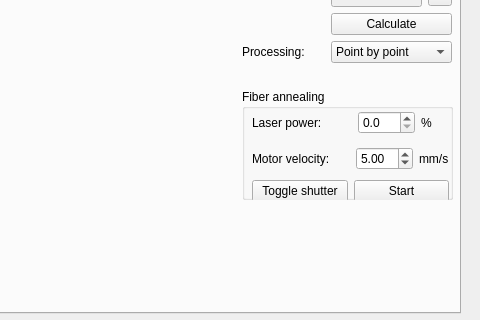
Above: ui/IM.ui from al509/LabSoft before the change; both pictures show x 320 to 800 and y 127 to 447 of the 800 by 600 pixel window. Below: the same form after it.
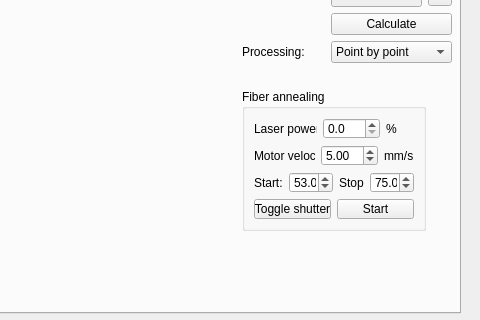
That is the form after the change.

Diff of the .ui file:
```diff
--- a/ui/IM.ui
+++ b/ui/IM.ui
@@ -358,23 +358,14 @@
        <rect>
         <x>320</x>
         <y>150</y>
-        <width>211</width>
-        <height>111</height>
+        <width>184</width>
+        <height>142</height>
        </rect>
       </property>
       <property name="title">
        <string>Fiber annealing</string>
       </property>
-      <widget class="QWidget" name="verticalLayoutWidget_2">
-       <property name="geometry">
-        <rect>
-         <x>10</x>
-         <y>19</y>
-         <width>197</width>
-         <height>94</height>
-        </rect>
-       </property>
-       <layout class="QVBoxLayout" name="annealLayout">
+      <layout class="QVBoxLayout" name="verticalLayout">
         <item>
          <layout class="QHBoxLayout" name="annealPowerLayout" stretch="1,0,0">
           <property name="spacing">
@@ -440,6 +431,62 @@
           </item>
          </layout>
         </item>
+       <item>
+        <layout class="QHBoxLayout" name="horizontalLayout">
+         <item>
+          <widget class="QLabel" name="annealVelocityLabel_2">
+           <property name="text">
+            <string>Start:</string>
+           </property>
+          </widget>
+         </item>
+         <item>
+          <widget class="QDoubleSpinBox" name="annealStartPos">
+           <property name="decimals">
+            <number>1</number>
+           </property>
+           <property name="minimum">
+            <double>51.000000000000000</double>
+           </property>
+           <property name="maximum">
+            <double>77.000000000000000</double>
+           </property>
+           <property name="singleStep">
+            <double>0.100000000000000</double>
+           </property>
+           <property name="value">
+            <double>53.000000000000000</double>
+           </property>
+          </widget>
+         </item>
+         <item>
+          <widget class="QLabel" name="annealVelocityLabel_3">
+           <property name="text">
+            <string>Stop</string>
+           </property>
+          </widget>
+         </item>
+         <item>
+          <widget class="QDoubleSpinBox" name="annealStopPos">
+           <property name="decimals">
+            <number>1</number>
+           </property>
+           <property name="minimum">
+            <double>51.000000000000000</double>
+           </property>
+           <property name="maximum">
+            <double>77.000000000000000</double>
+           </property>
+           <property name="singleStep">
+            <double>0.100000000000000</double>
+           </property>
+           <property name="value">
+            <double>75.000000000000000</double>
+           </property>
+          </widget>
+         </item>
+        </layout>
+       </item>
         <item>
          <layout class="QHBoxLayout" name="horizontalLayout_2">
           <item>
@@ -459,7 +506,6 @@
          </layout>
         </item>
        </layout>
-      </widget>
      </widget>
      <widget class="QWidget" name="formLayoutWidget_3">
       <property name="geometry">
```
Lines whose indentation alone changed are shown as unchanged.
